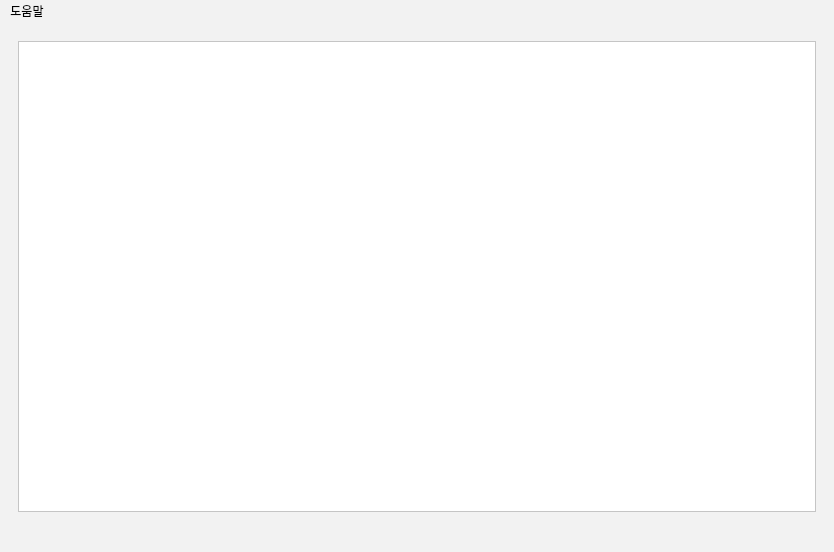
Old version of the form Project/src/viewer/ImageViewerSW/mainwindow.ui in the repository AndaCondaa/Dental_Imaging_SW_System.
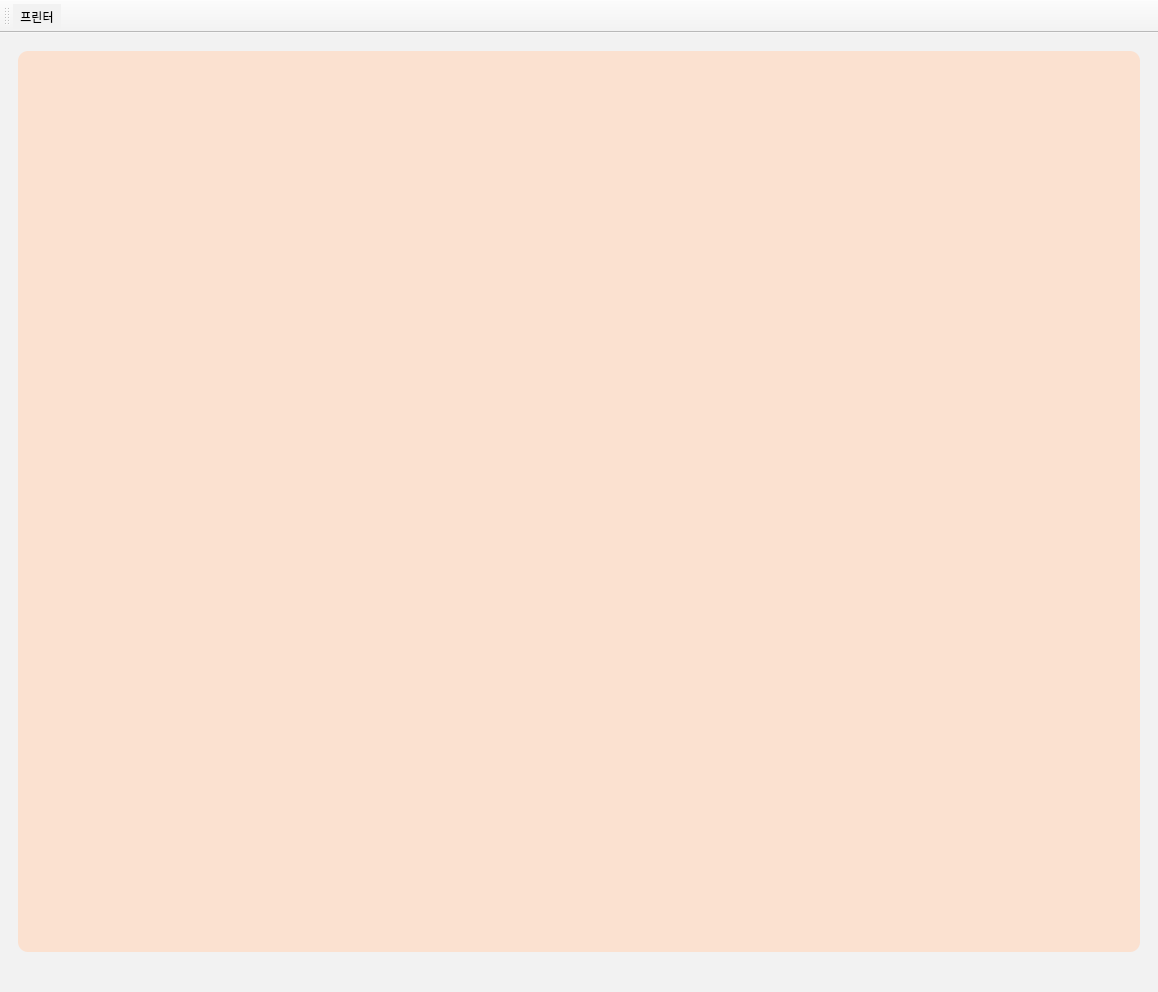
New version of the form. The open tabs and pages were chosen to show the change. Icons and pictures are not drawn.

What changed in the file:
```diff
--- a/Project/src/viewer/ImageViewerSW/mainwindow.ui
+++ b/Project/src/viewer/ImageViewerSW/mainwindow.ui
@@ -9,8 +9,8 @@
    <rect>
     <x>0</x>
     <y>0</y>
-    <width>834</width>
-    <height>552</height>
+    <width>1158</width>
+    <height>992</height>
    </rect>
   </property>
   <property name="windowTitle">
@@ -20,7 +20,7 @@
    <string notr="true">background-color: rgb(242, 242, 242);</string>
   </property>
   <widget class="QWidget" name="centralwidget">
-   <layout class="QGridLayout" name="gridLayout_3">
+   <layout class="QGridLayout" name="gridLayout_2">
     <item row="0" column="0">
      <widget class="QStackedWidget" name="stackedWidget">
       <property name="frameShape">
@@ -30,11 +30,13 @@
        <number>1</number>
       </property>
       <widget class="QWidget" name="page_3">
-       <layout class="QGridLayout" name="gridLayout_2">
-        <item row="0" column="0">
+       <layout class="QVBoxLayout" name="verticalLayout">
+        <item>
          <widget class="QFrame" name="frame_3">
           <property name="styleSheet">
-           <string notr="true">background-color: rgb(255, 255, 255);</string>
+           <string notr="true">background-color: rgb(251, 225, 208);
+
+border-radius:10px;</string>
           </property>
           <property name="frameShape">
            <enum>QFrame::StyledPanel</enum>
@@ -122,31 +124,25 @@
     </item>
    </layout>
   </widget>
-  <widget class="QMenuBar" name="menubar">
-   <property name="geometry">
-    <rect>
-     <x>0</x>
-     <y>0</y>
-     <width>834</width>
-     <height>17</height>
-    </rect>
-   </property>
-   <widget class="QMenu" name="menu">
-    <property name="title">
-     <string>도움말</string>
-    </property>
-    <addaction name="actionAbout"/>
-    <addaction name="separator"/>
-    <addaction name="actionPrinter"/>
-   </widget>
-   <addaction name="menu"/>
-  </widget>
   <widget class="QStatusBar" name="statusbar"/>
-  <action name="actionAbout">
-   <property name="text">
-    <string>도움말</string>
+  <widget class="QToolBar" name="toolBar">
+   <property name="windowTitle">
+    <string>toolBar</string>
    </property>
-  </action>
+   <property name="iconSize">
+    <size>
+     <width>30</width>
+     <height>30</height>
+    </size>
+   </property>
+   <attribute name="toolBarArea">
+    <enum>TopToolBarArea</enum>
+   </attribute>
+   <attribute name="toolBarBreak">
+    <bool>false</bool>
+   </attribute>
+   <addaction name="actionPrinter"/>
+  </widget>
   <action name="actionPrinter">
    <property name="text">
     <string>프린터</string>
```
Left out of the diff: 8 changed lines with no effect on the pictures.
